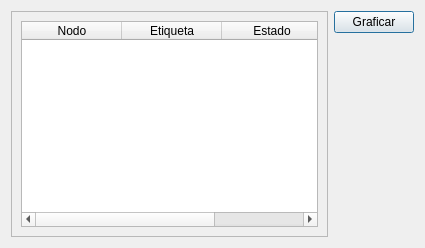
First picture: the form in gui/dialog_dijkstra.ui, repository alejandro-castrillon/graph-pyhton, before the edit.
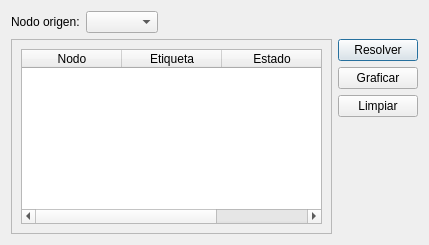
Second picture: the form after the edit.

Commit message: Implementacion de la solucion de la ruta mas corta mediante el algoritmo dijkstra

Patch:
```diff
--- a/gui/dialog_dijkstra.ui
+++ b/gui/dialog_dijkstra.ui
@@ -6,15 +6,42 @@
    <rect>
     <x>0</x>
     <y>0</y>
-    <width>425</width>
-    <height>248</height>
+    <width>429</width>
+    <height>245</height>
    </rect>
   </property>
   <property name="windowTitle">
    <string>Solucion</string>
   </property>
-  <layout class="QGridLayout" name="gridLayout">
-   <item row="0" column="0">
+  <layout class="QVBoxLayout" name="verticalLayout">
+   <item>
+    <layout class="QHBoxLayout" name="horizontalLayout_2">
+     <item>
+      <widget class="QLabel" name="label">
+       <property name="text">
+        <string>Nodo origen:</string>
+       </property>
+      </widget>
+     </item>
+     <item>
+      <widget class="QComboBox" name="comboBox_nodos"/>
+     </item>
+     <item>
+      <spacer name="horizontalSpacer">
+       <property name="orientation">
+        <enum>Qt::Horizontal</enum>
+       </property>
+       <property name="sizeHint" stdset="0">
+        <size>
+         <width>40</width>
+         <height>20</height>
+        </size>
+       </property>
+      </spacer>
+     </item>
+    </layout>
+   </item>
+   <item>
     <layout class="QHBoxLayout" name="horizontalLayout_7">
      <item>
       <widget class="QScrollArea" name="scrollArea_4">
@@ -26,8 +53,8 @@
          <rect>
           <x>0</x>
           <y>0</y>
-          <width>320</width>
-          <height>226</height>
+          <width>324</width>
+          <height>195</height>
          </rect>
         </property>
         <layout class="QVBoxLayout" name="verticalLayout_10">
@@ -59,6 +86,13 @@
      </item>
      <item>
       <layout class="QVBoxLayout" name="verticalLayout_11">
+       <item>
+        <widget class="QPushButton" name="pushButton_resolver">
+         <property name="text">
+          <string>Resolver</string>
+         </property>
+        </widget>
+       </item>
        <item>
         <widget class="QPushButton" name="pushButton_graficar_solucion">
          <property name="text">
@@ -66,6 +100,13 @@
          </property>
         </widget>
        </item>
+       <item>
+        <widget class="QPushButton" name="pushButton_limpiar">
+         <property name="text">
+          <string>Limpiar</string>
+         </property>
+        </widget>
+       </item>
        <item>
         <spacer name="verticalSpacer_4">
          <property name="orientation">
```
The commit also changes 10 other files.
